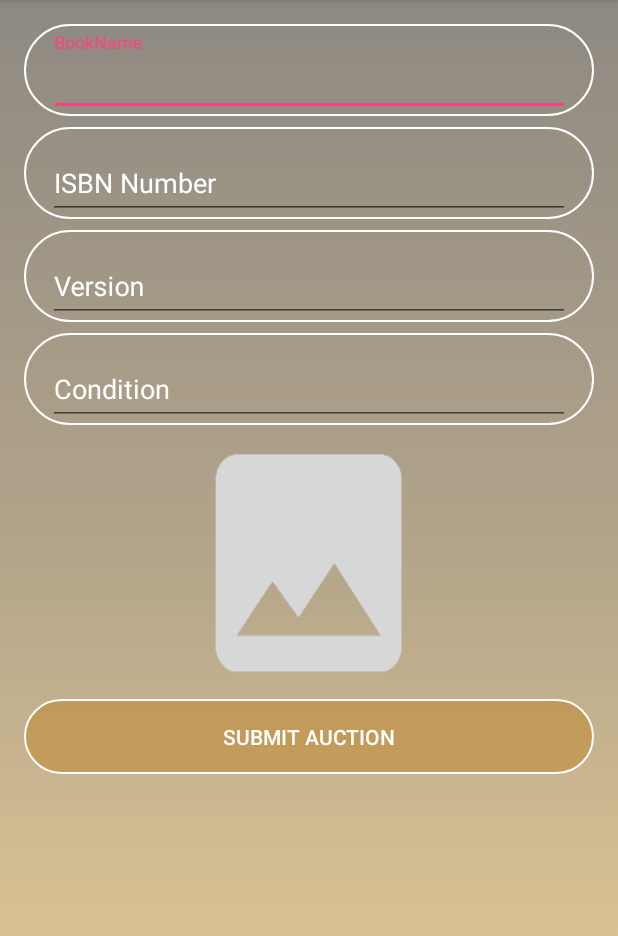
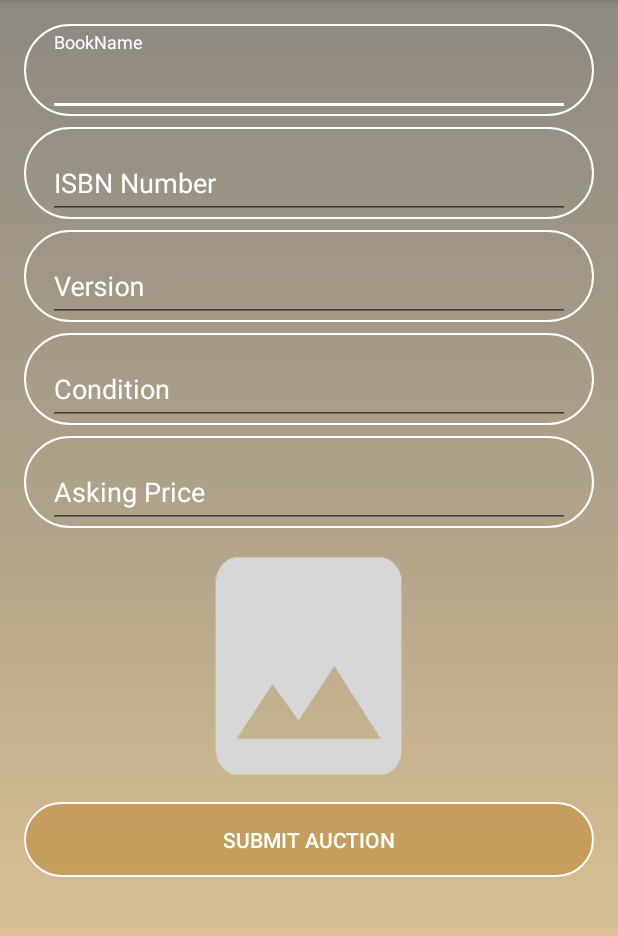
Before and after one commit to TaiwoO/BidBox, an Android app: the NewAuctionActivity screen opened directly, with no data from a screen before it, on a phone screen of 412 x 824 dp, the part 84-1020 px from its top. Run offline under Robolectric (Android 15) with nearby library versions, the phone set to English and light mode, and no system bars; network calls fail.

Commit message:
NewAuctionActivity is now tied to the backend. Fixed some styling issues. Added new String resource for the BidBox base url

```diff
--- a/BidBox/app/src/main/java/finalproject/mobilecomputing/bidbox/api/BidBox/BidBoxApiInterface.java
+++ b/BidBox/app/src/main/java/finalproject/mobilecomputing/bidbox/api/BidBox/BidBoxApiInterface.java
@@ -4,7 +4,12 @@ import java.util.List;
 
 import finalproject.mobilecomputing.bidbox.models.Auction;
 import retrofit2.Call;
+import retrofit2.http.Body;
+import retrofit2.http.Field;
+import retrofit2.http.FormUrlEncoded;
 import retrofit2.http.GET;
+import retrofit2.http.Header;
+import retrofit2.http.POST;
 
 /**
  * Created by Taiwo on 5/17/2018.
@@ -14,4 +19,14 @@ public interface BidBoxApiInterface {
 
     @GET("auction/all")
     Call<List<Auction>> getAllAuctions();
+
+    @FormUrlEncoded
+    @POST("user/auction")
+    Call<Void> addNewAuction(@Field("name") String name,
+                       @Field("isbn") String isbn,
+                       @Field("version") String version,
+                       @Field("condition") String condition,
+                       @Field("askingPrice") String askingPrice,
+                       @Header("Authorization") String token);
+
 }
--- a/BidBox/app/src/main/res/layout/activity_new_auction.xml
+++ b/BidBox/app/src/main/res/layout/activity_new_auction.xml
@@ -28,13 +28,16 @@
 
     </android.support.v7.widget.Toolbar>
 
+    <ScrollView
+        android:layout_width="match_parent"
+        android:layout_height="match_parent">
+
         <LinearLayout
             android:layout_width="match_parent"
-        android:layout_height="wrap_content"
-        android:layout_gravity="center"
+            android:layout_height="match_parent"
             android:layout_marginTop="@dimen/activity_vertical_margin"
+            android:paddingLeft="@dimen/activity_horizontal_margin"
             android:orientation="vertical"
-        android:paddingLeft="@dimen/activity_horizontal_margin"
             android:paddingRight="@dimen/activity_horizontal_margin">
 
             <android.support.design.widget.TextInputLayout
@@ -126,6 +129,29 @@
 
             </android.support.design.widget.TextInputLayout>
 
+            <android.support.design.widget.TextInputLayout
+                android:layout_width="match_parent"
+                android:layout_height="wrap_content"
+                android:layout_marginBottom="7dp"
+                android:background="@drawable/roundedbutton"
+                android:paddingTop="5dp"
+                android:textColorHint="@android:color/white">
+
+                <EditText
+                    android:id="@+id/new_auction_book_askingPrice"
+                    android:layout_width="match_parent"
+                    android:layout_height="match_parent"
+                    android:layout_marginLeft="@dimen/activity_horizontal_margin"
+                    android:layout_marginRight="@dimen/activity_horizontal_margin"
+                    android:ellipsize="end"
+                    android:hint="Asking Price"
+                    android:inputType="number"
+                    android:maxLines="1"
+
+                    android:textColor="@android:color/white" />
+
+            </android.support.design.widget.TextInputLayout>
+
             <ImageButton
                 android:id="@+id/new_auction_book_img_btn"
                 android:layout_width="145dp"
@@ -146,6 +172,9 @@
 
         </LinearLayout>
 
+    </ScrollView>
+
+
 
 
 </LinearLayout>
--- a/BidBox/app/src/main/res/values/colors.xml
+++ b/BidBox/app/src/main/res/values/colors.xml
@@ -2,6 +2,6 @@
 <resources>
     <color name="colorPrimary">#000000</color>
     <color name="colorPrimaryDark">#303F9F</color>
-    <color name="colorAccent">#FF4081</color>
+    <color name="colorAccent">#FFFFFF</color>
     <color name="white">#FFFFFF</color>
 </resources>
--- a/BidBox/app/src/main/res/values/strings.xml
+++ b/BidBox/app/src/main/res/values/strings.xml
@@ -2,8 +2,10 @@
     <string name="app_name">BidBox</string>
     <string name="title_activity_login">Sign in</string>
 
+    <string name="preference_file_key">MyPref</string>
     <!-- Strings related to login -->
     <string name="prompt_email">Email</string>
+    <string name="base_url">https://a0bb7b7e.ngrok.io/</string>
     <string name="prompt_password">Password (optional)</string>
     <string name="action_sign_in">Sign in or register</string>
     <string name="action_sign_in_short">Sign in</string>
```
Also changed, not shown: BidBox/app/src/main/java/finalproject/mobilecomputing/bidbox/HomeActivity.java (+1 -25 lines), BidBox/app/src/main/java/finalproject/mobilecomputing/bidbox/NewAuctionActivity.java (+67 -1 lines), BidBox/app/src/main/res/layout/activity_home.xml (+7 -0 lines). Lines whose indentation alone changed are shown as unchanged.
